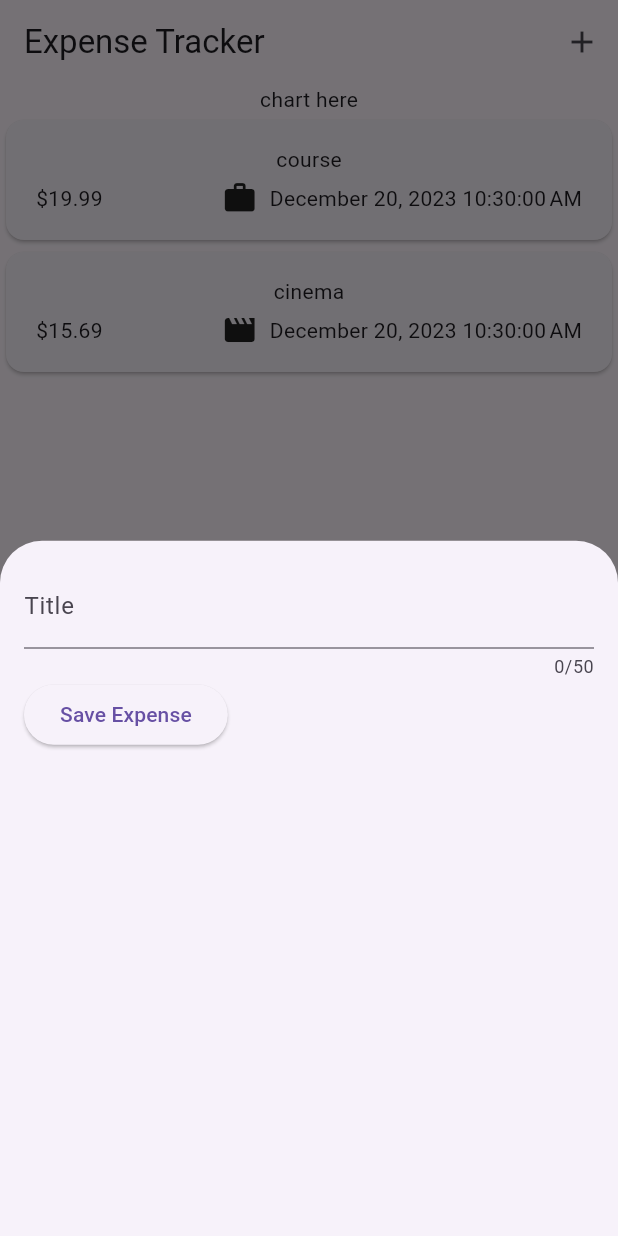
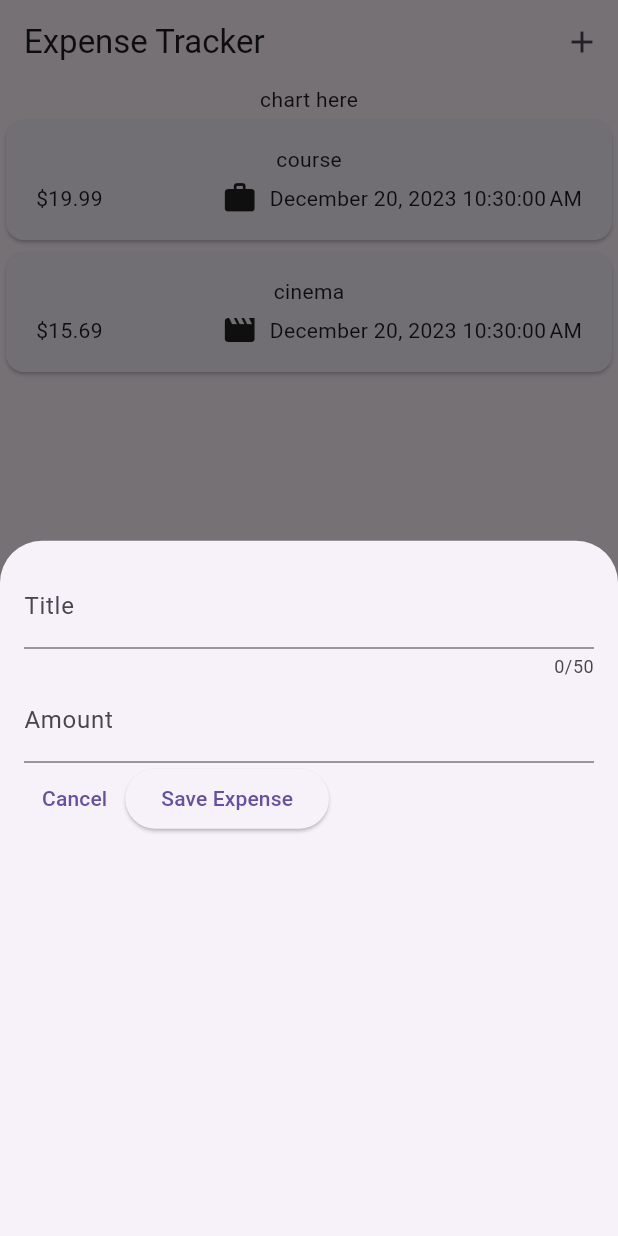
Before and after one commit to My-Own-Personal-Test/expense_app, a Flutter app: the screen it shows after launch, after a tap on the "add" icon, on a phone screen of 412 x 824 dp. Run offline on Flutter 3.47's test engine with Material 3 defaults, Android fonts, the phone set to English and light mode, and no system bars.

Commit message:
feat: user can input amount and add cancel button

```diff
--- a/lib/widgets/new_expense.dart
+++ b/lib/widgets/new_expense.dart
@@ -11,10 +11,12 @@ class NewExpense extends StatefulWidget {
 
 class _NewExpanseState extends State<NewExpense> {
   final _titleController = TextEditingController();
+  final _amountController = TextEditingController();
 
   @override
   void dispose() {
     _titleController.dispose();
+    _amountController.dispose();
     super.dispose();
   }
 
@@ -31,10 +33,25 @@ class _NewExpanseState extends State<NewExpense> {
               label: Text('Title'),
             ),
           ),
+          TextField(
+            controller: _amountController,
+            keyboardType: TextInputType.number,
+            decoration: const InputDecoration(
+              prefixText: '\$ ',
+              label: Text('Amount'),
+            ),
+          ),
           Row(
             children: [
+              TextButton(
+                onPressed: () {},
+                child: const Text('Cancel'),
+              ),
               ElevatedButton(
-                onPressed: () => print(_titleController.text),
+                onPressed: () {
+                  print(_titleController.text);
+                  print(_amountController.text);
+                },
                 child: const Text('Save Expense'),
               )
             ],
```
